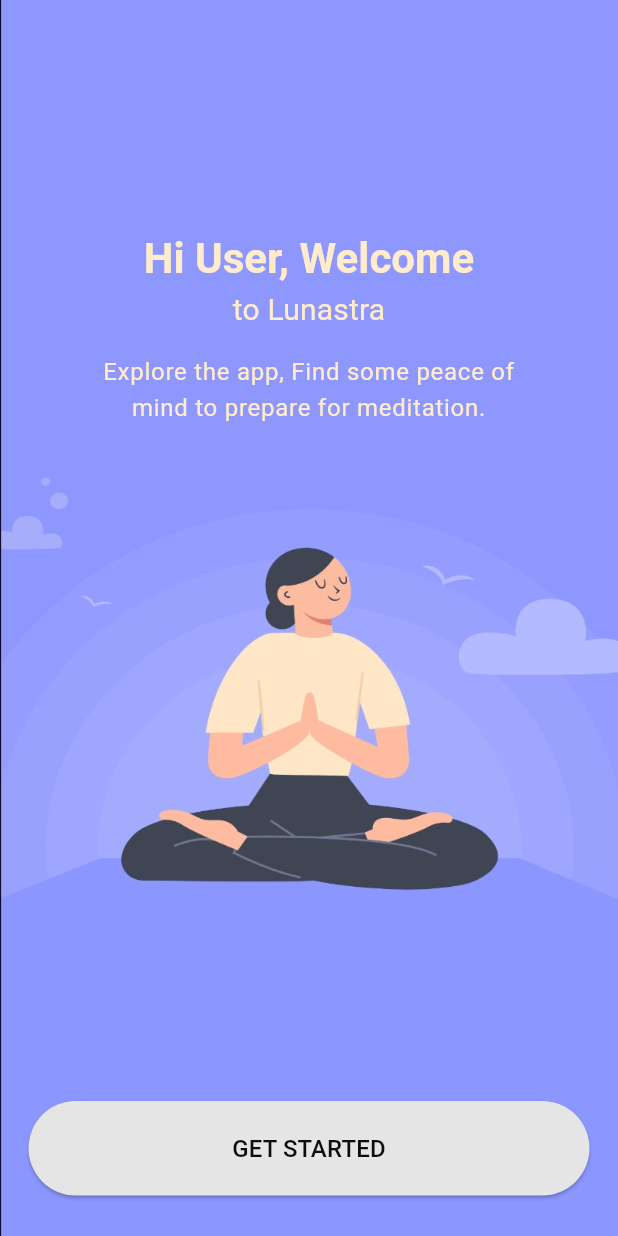
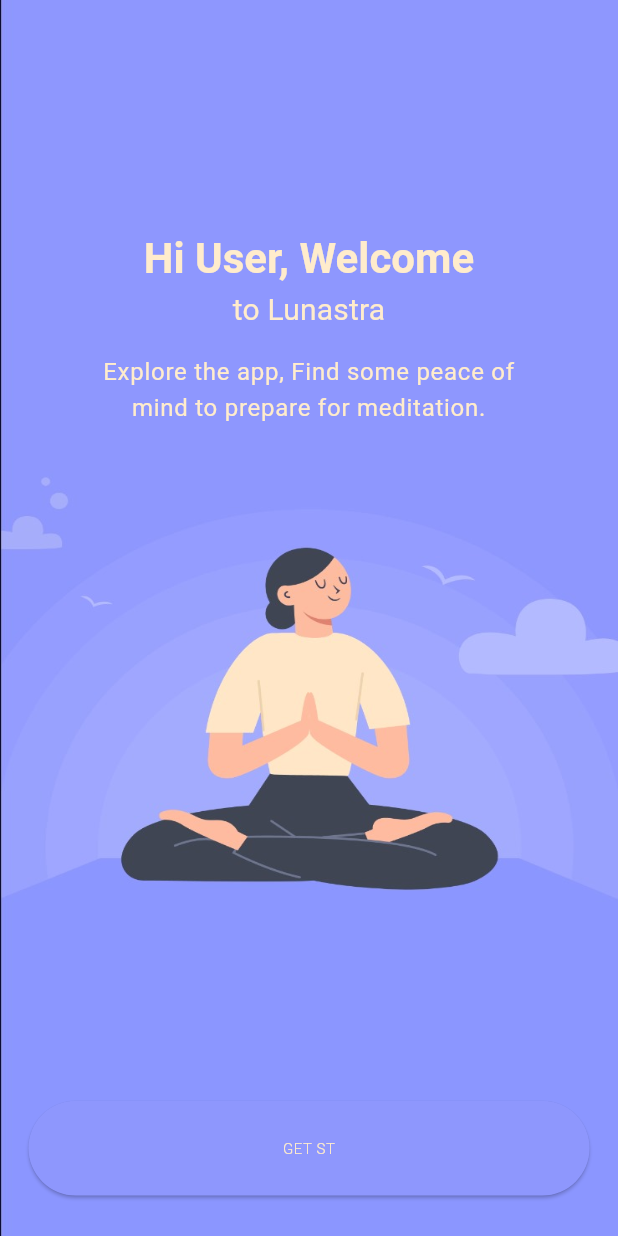
Before and after one commit to Kozmx/Lunastro-MeditationApp, a Flutter app: the screen it shows after launch, on a phone screen of 412 x 824 dp. Run offline on Flutter 3.47's test engine with Material 3 defaults, Android fonts, the phone set to English and light mode, and no system bars.

Commit message:
new core widget added

```diff
--- /dev/null
+++ b/lib/core/widgets.dart
@@ -0,0 +1,34 @@
+import 'package:flutter/material.dart';
+import 'package:lunastro_app/core/constants.dart';
+
+
+class projectStadiumButton extends StatelessWidget {
+  const projectStadiumButton({
+    super.key,
+    required this.buttonText,
+    this.bColor,
+    required this.fColor,
+    required this.textStyle
+  });
+
+  final String buttonText;
+  final Color? bColor;
+  final Color fColor;
+  final TextStyle textStyle;
+
+  @override
+  Widget build(BuildContext context) {
+    return ElevatedButton(
+      onPressed: () {},//topic page
+      child: Text(
+        "${buttonText}",
+        style: textStyle,
+      ),
+      style: ElevatedButton.styleFrom(
+        fixedSize: Size(374, 63),
+        backgroundColor: bColor ?? projectColor.PeriwinkleBlue,
+        foregroundColor: fColor,
+      ),
+    );
+  }
+}
--- a/lib/features/login_page/get_started.dart
+++ b/lib/features/login_page/get_started.dart
@@ -1,5 +1,7 @@
 import 'package:flutter/material.dart';
 import 'package:lunastro_app/core/constants.dart';
+import 'package:flutter/widgets.dart';
+import 'package:lunastro_app/core/widgets.dart';
 
 class GetStartedPage extends StatelessWidget {
   const GetStartedPage({super.key});
@@ -8,11 +10,10 @@ class GetStartedPage extends StatelessWidget {
   Widget build(BuildContext context) {
     var assetYogaPath = "lib/core/images/purple_yoga.jpg";
     var user = "User";
-    var getstarted = 'GET STARTED';
     var exploreTheApp = 'Explore the app, Find some peace of mind to prepare for meditation';
     var hiUserWelcome = 'Hi $user, Welcome';
     return Scaffold(
-      body: _pageContainerWidget(assetYogaPath: assetYogaPath, hiUserWelcome: hiUserWelcome, exploreTheApp: exploreTheApp, getstarted: getstarted),
+      body: _pageContainerWidget(assetYogaPath: assetYogaPath, hiUserWelcome: hiUserWelcome, exploreTheApp: exploreTheApp,),
     );
   }
 }
@@ -23,13 +24,11 @@ class _pageContainerWidget extends StatelessWidget {
     required this.assetYogaPath,
     required this.hiUserWelcome,
     required this.exploreTheApp,
-    required this.getstarted,
   });
 
   final String assetYogaPath;
   final String hiUserWelcome;
   final String exploreTheApp;
-  final String getstarted;
 
   @override
   Widget build(BuildContext context) {
@@ -62,18 +61,7 @@ class _pageContainerWidget extends StatelessWidget {
           ),
           Padding(
             padding: const EdgeInsets.only(top:450),
-            child: ElevatedButton(
-              onPressed: () {},//topic page
-              child: Text(
-                "${getstarted}",
-                style: context.blackTitleSmall,
-              ),
-              style: ElevatedButton.styleFrom(
-                fixedSize: Size(374, 63),
-                backgroundColor: projectColor.ColdMorning,
-                foregroundColor: Colors.black
-              ),
-            ),
+            child: projectStadiumButton(buttonText:"GET ST" ,fColor:projectColor.KantorBlue,textStyle: context.bleachedAlmondBodySmall,),
           ),
         ],
       ),
--- a/lib/main.dart
+++ b/lib/main.dart
@@ -15,7 +15,6 @@ class MainApp extends StatelessWidget {
     return MaterialApp(
       home: GetStartedPage(),
       debugShowCheckedModeBanner: false,
-      theme: ThemeData.dark(),
     );
   }
 }
```
Also changed, not shown: 1 other file.
